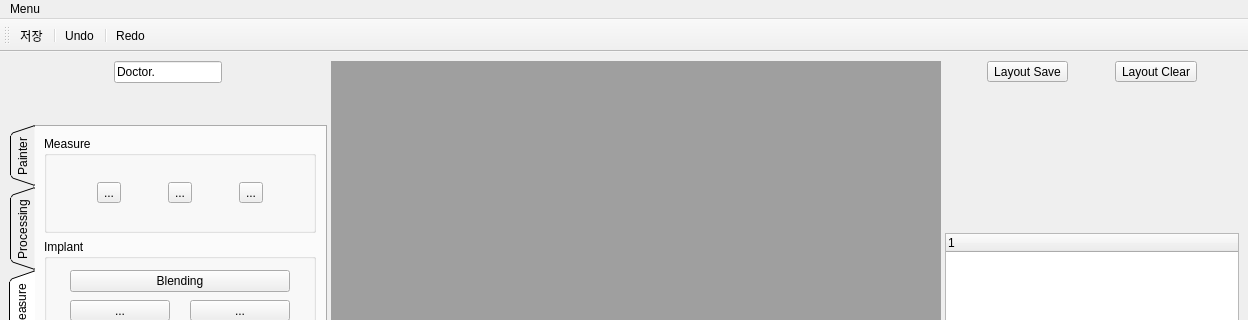
Old version of the form DentistAppY/DentistApp/mainwindow.ui in the repository Jyeong2c/Project; both pictures show x 0 to 1248 and y 0 to 320 of the 1248 by 681 pixel window.
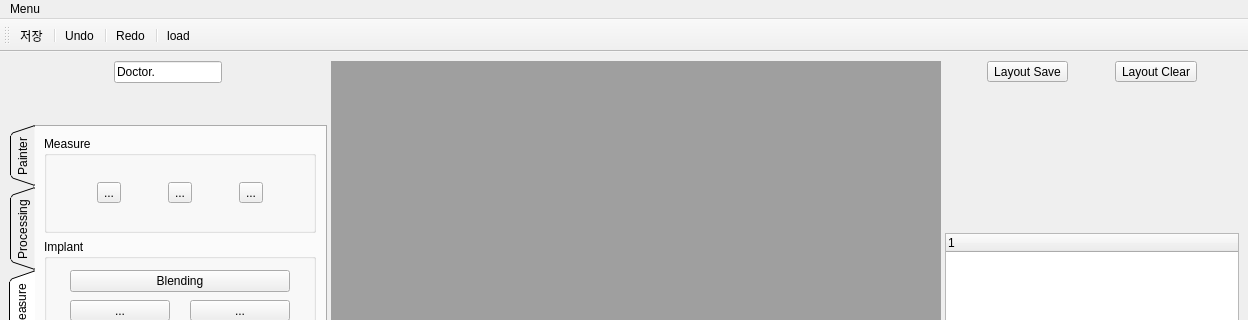
New version of the form. Icons and pictures are not drawn.

```diff
--- a/DentistAppY/DentistApp/mainwindow.ui
+++ b/DentistAppY/DentistApp/mainwindow.ui
@@ -1153,6 +1153,8 @@
    <addaction name="actionUndo"/>
    <addaction name="separator"/>
    <addaction name="actionRedo"/>
+   <addaction name="separator"/>
+   <addaction name="actionload"/>
   </widget>
   <action name="actionSave">
    <property name="text">
@@ -1169,6 +1171,11 @@
     <string>Undo</string>
    </property>
   </action>
+  <action name="actionload">
+   <property name="text">
+    <string>load</string>
+   </property>
+  </action>
  </widget>
  <resources>
   <include location="Image.qrc"/>
```
